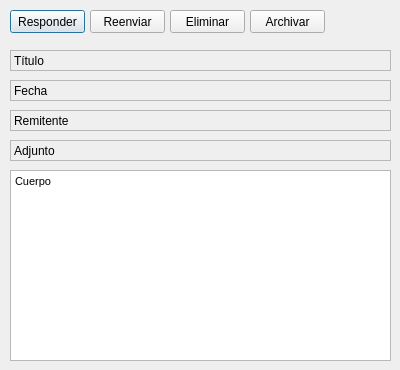
Qt form mailView.ui (frankaaguila/Proyecto-Seminario-de-Bases-de-Datos) before a commit.
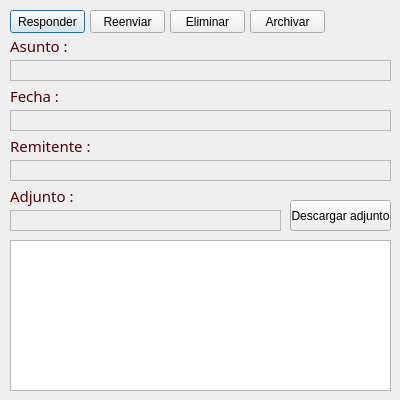
The same form after that commit.

The edit to the form file:
```diff
--- a/mailView.ui
+++ b/mailView.ui
@@ -7,13 +7,19 @@
     <x>0</x>
     <y>0</y>
     <width>400</width>
-    <height>370</height>
+    <height>400</height>
    </rect>
   </property>
+  <property name="minimumSize">
+   <size>
+    <width>400</width>
+    <height>400</height>
+   </size>
+  </property>
   <property name="maximumSize">
    <size>
     <width>400</width>
-    <height>370</height>
+    <height>400</height>
    </size>
   </property>
   <property name="windowTitle">
@@ -23,7 +29,7 @@
    <property name="geometry">
     <rect>
      <x>10</x>
-     <y>50</y>
+     <y>60</y>
      <width>381</width>
      <height>21</height>
     </rect>
@@ -38,7 +44,7 @@
     <enum>QFrame::Raised</enum>
    </property>
    <property name="text">
-    <string>Título</string>
+    <string/>
    </property>
   </widget>
   <widget class="QPushButton" name="response">
@@ -109,7 +115,7 @@
    <property name="geometry">
     <rect>
      <x>10</x>
-     <y>110</y>
+     <y>160</y>
      <width>381</width>
      <height>21</height>
     </rect>
@@ -124,7 +130,7 @@
     <enum>QFrame::Raised</enum>
    </property>
    <property name="text">
-    <string>Remitente</string>
+    <string/>
    </property>
    <property name="textFormat">
     <enum>Qt::AutoText</enum>
@@ -134,8 +140,8 @@
    <property name="geometry">
     <rect>
      <x>10</x>
-     <y>140</y>
-     <width>381</width>
+     <y>210</y>
+     <width>271</width>
      <height>21</height>
     </rect>
    </property>
@@ -149,7 +155,7 @@
     <enum>QFrame::Raised</enum>
    </property>
    <property name="text">
-    <string>Adjunto</string>
+    <string/>
    </property>
    <property name="textFormat">
     <enum>Qt::AutoText</enum>
@@ -159,7 +165,7 @@
    <property name="geometry">
     <rect>
      <x>10</x>
-     <y>80</y>
+     <y>110</y>
      <width>381</width>
      <height>21</height>
     </rect>
@@ -174,7 +180,7 @@
     <enum>QFrame::Raised</enum>
    </property>
    <property name="text">
-    <string>Fecha</string>
+    <string/>
    </property>
    <property name="textFormat">
     <enum>Qt::AutoText</enum>
@@ -184,9 +190,9 @@
    <property name="geometry">
     <rect>
      <x>10</x>
-     <y>170</y>
+     <y>240</y>
      <width>381</width>
-     <height>191</height>
+     <height>151</height>
     </rect>
    </property>
    <property name="readOnly">
@@ -197,7 +203,100 @@
 &lt;html&gt;&lt;head&gt;&lt;meta name=&quot;qrichtext&quot; content=&quot;1&quot; /&gt;&lt;style type=&quot;text/css&quot;&gt;
 p, li { white-space: pre-wrap; }
 &lt;/style&gt;&lt;/head&gt;&lt;body style=&quot; font-family:'MS Shell Dlg 2'; font-size:8.25pt; font-weight:400; font-style:normal;&quot;&gt;
-&lt;p style=&quot; margin-top:0px; margin-bottom:0px; margin-left:0px; margin-right:0px; -qt-block-indent:0; text-indent:0px;&quot;&gt;Cuerpo&lt;/p&gt;&lt;/body&gt;&lt;/html&gt;</string>
+&lt;p style=&quot;-qt-paragraph-type:empty; margin-top:0px; margin-bottom:0px; margin-left:0px; margin-right:0px; -qt-block-indent:0; text-indent:0px;&quot;&gt;&lt;br /&gt;&lt;/p&gt;&lt;/body&gt;&lt;/html&gt;</string>
+   </property>
+  </widget>
+  <widget class="QLabel" name="label_2">
+   <property name="geometry">
+    <rect>
+     <x>10</x>
+     <y>30</y>
+     <width>61</width>
+     <height>31</height>
+    </rect>
+   </property>
+   <property name="styleSheet">
+    <string notr="true">QLabel {
+font-family: Trajan Pro;
+font-size: 15px;
+color: #550000;
+}</string>
+   </property>
+   <property name="text">
+    <string>Asunto :</string>
+   </property>
+  </widget>
+  <widget class="QLabel" name="label_3">
+   <property name="geometry">
+    <rect>
+     <x>10</x>
+     <y>80</y>
+     <width>61</width>
+     <height>31</height>
+    </rect>
+   </property>
+   <property name="styleSheet">
+    <string notr="true">QLabel {
+font-family: Trajan Pro;
+font-size: 15px;
+color: #550000;
+}</string>
+   </property>
+   <property name="text">
+    <string>Fecha :</string>
+   </property>
+  </widget>
+  <widget class="QLabel" name="label_4">
+   <property name="geometry">
+    <rect>
+     <x>10</x>
+     <y>130</y>
+     <width>111</width>
+     <height>31</height>
+    </rect>
+   </property>
+   <property name="styleSheet">
+    <string notr="true">QLabel {
+font-family: Trajan Pro;
+font-size: 15px;
+color: #550000;
+}</string>
+   </property>
+   <property name="text">
+    <string>Remitente :</string>
+   </property>
+  </widget>
+  <widget class="QLabel" name="label_5">
+   <property name="geometry">
+    <rect>
+     <x>10</x>
+     <y>180</y>
+     <width>91</width>
+     <height>31</height>
+    </rect>
+   </property>
+   <property name="styleSheet">
+    <string notr="true">QLabel {
+font-family: Trajan Pro;
+font-size: 15px;
+color: #550000;
+}</string>
+   </property>
+   <property name="text">
+    <string>Adjunto :</string>
+   </property>
+  </widget>
+  <widget class="QPushButton" name="downloadFile">
+   <property name="geometry">
+    <rect>
+     <x>290</x>
+     <y>200</y>
+     <width>101</width>
+     <height>31</height>
+    </rect>
+   </property>
+   <property name="text">
+    <string>Descargar adjunto</string>
    </property>
   </widget>
  </widget>
```
Left out of the diff: 2 changed lines with no effect on the pictures.
